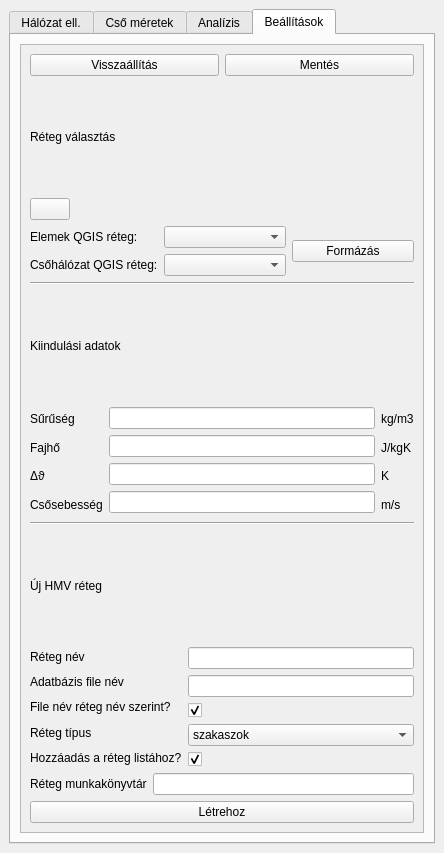
Qt form hmv/hmv_widget.ui (cruizer/HMV-meretezes) before a commit.
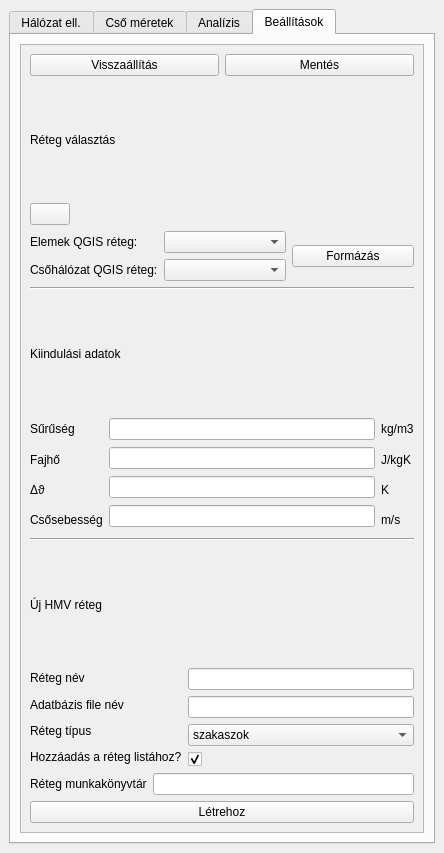
The same form after that commit. Icons and pictures are not drawn.

Commit message: Remove auto db filename generation

Patch:
```diff
--- a/hmv/hmv_widget.ui
+++ b/hmv/hmv_widget.ui
@@ -615,13 +615,6 @@
                   </property>
                  </widget>
                 </item>
-                <item>
-                 <widget class="QLabel" name="label_23">
-                  <property name="text">
-                   <string>File név réteg név szerint?</string>
-                  </property>
-                 </widget>
-                </item>
                 <item>
                  <widget class="QLabel" name="label_21">
                   <property name="text">
@@ -646,16 +639,6 @@
                 <item>
                  <widget class="QLineEdit" name="newLayerDbFile_txtField"/>
                 </item>
-                <item>
-                 <widget class="QCheckBox" name="autoDbFileName_checkbox">
-                  <property name="text">
-                   <string/>
-                  </property>
-                  <property name="checked">
-                   <bool>true</bool>
-                  </property>
-                 </widget>
-                </item>
                 <item>
                  <widget class="QComboBox" name="newLayerType_combo">
                   <item>
```
The commit also changes 2 other files.
